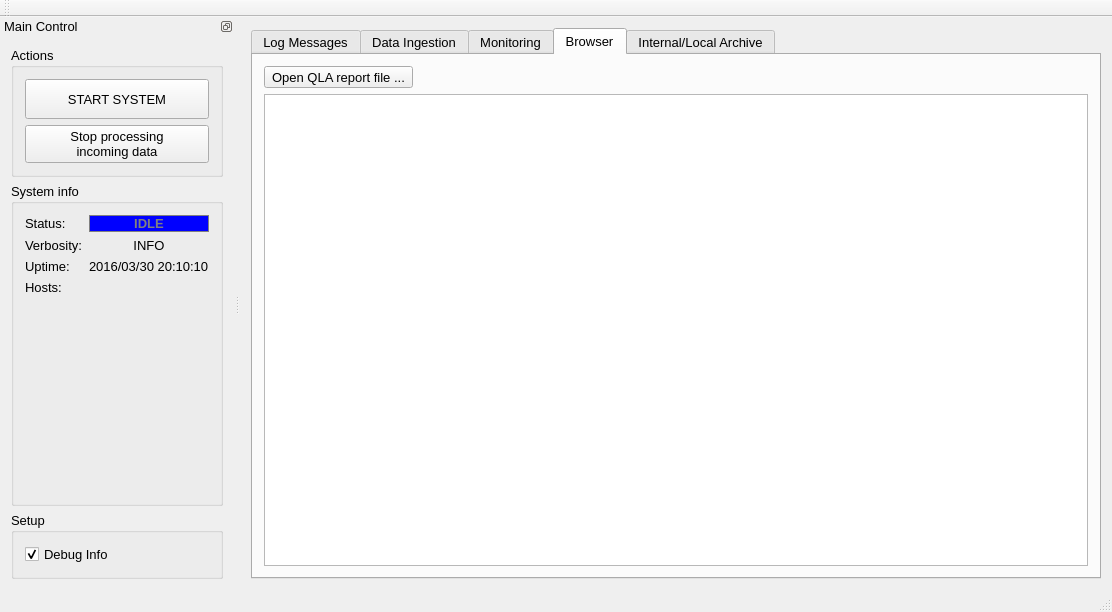
Above: qpfhmi/mainwindow.ui from aardalath/qpf before the change. Below: the same form after it.
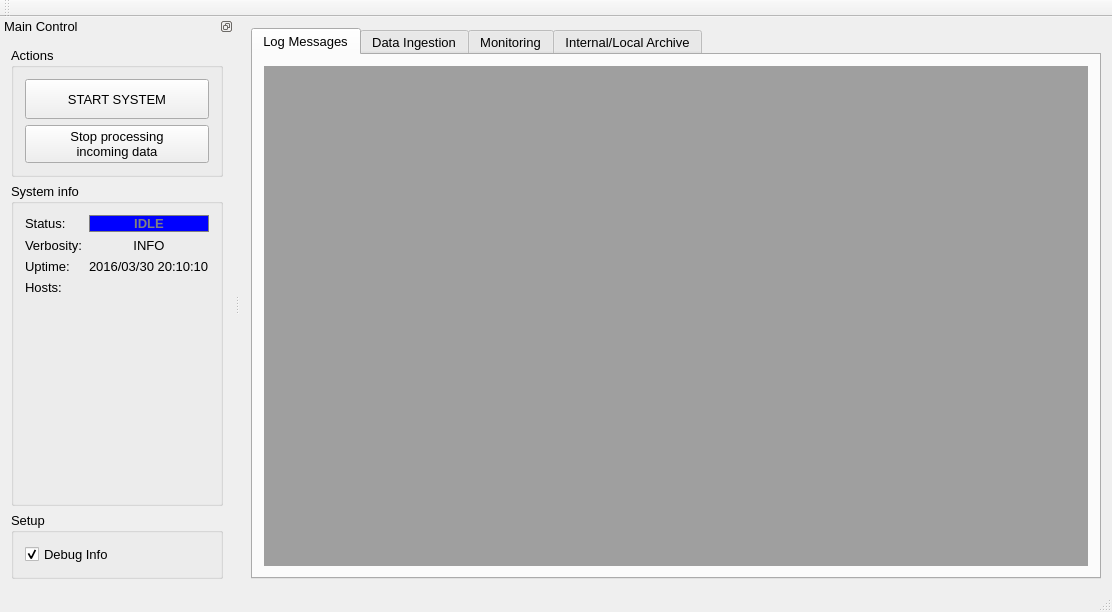
That is the form after the change. The open tabs and pages were chosen to show the change. Icons and pictures are not drawn.

Commit message: Now local archive products are browser in a tree

Diff of the .ui file:
```diff
--- a/qpfhmi/mainwindow.ui
+++ b/qpfhmi/mainwindow.ui
@@ -359,39 +359,11 @@
         </item>
        </layout>
       </widget>
-      <widget class="QWidget" name="tabpgBrowser">
-       <attribute name="title">
-        <string>Browser</string>
-       </attribute>
-       <layout class="QVBoxLayout" name="verticalLayout_10">
-        <item>
-         <layout class="QHBoxLayout" name="horizontalLayout_17">
-          <item>
-           <widget class="QToolButton" name="btnSelectQLAReport">
-            <property name="text">
-             <string>Open QLA report file ...</string>
-            </property>
-           </widget>
-          </item>
-          <item>
-           <widget class="QLabel" name="lblQLAReportFileName">
-            <property name="text">
-             <string/>
-            </property>
-           </widget>
-          </item>
-         </layout>
-        </item>
-        <item>
-         <widget class="QPlainTextEdit" name="textBrowser"/>
-        </item>
-       </layout>
-      </widget>
       <widget class="QWidget" name="tabpgArchive">
        <attribute name="title">
         <string>Internal/Local Archive</string>
        </attribute>
-       <layout class="QVBoxLayout" name="verticalLayout_13">
+       <layout class="QVBoxLayout" name="verticalLayout_10">
         <item>
          <widget class="QTableView" name="tblvwArchive"/>
         </item>
```
Left out of the diff: 14 changed lines with no effect on the pictures.
